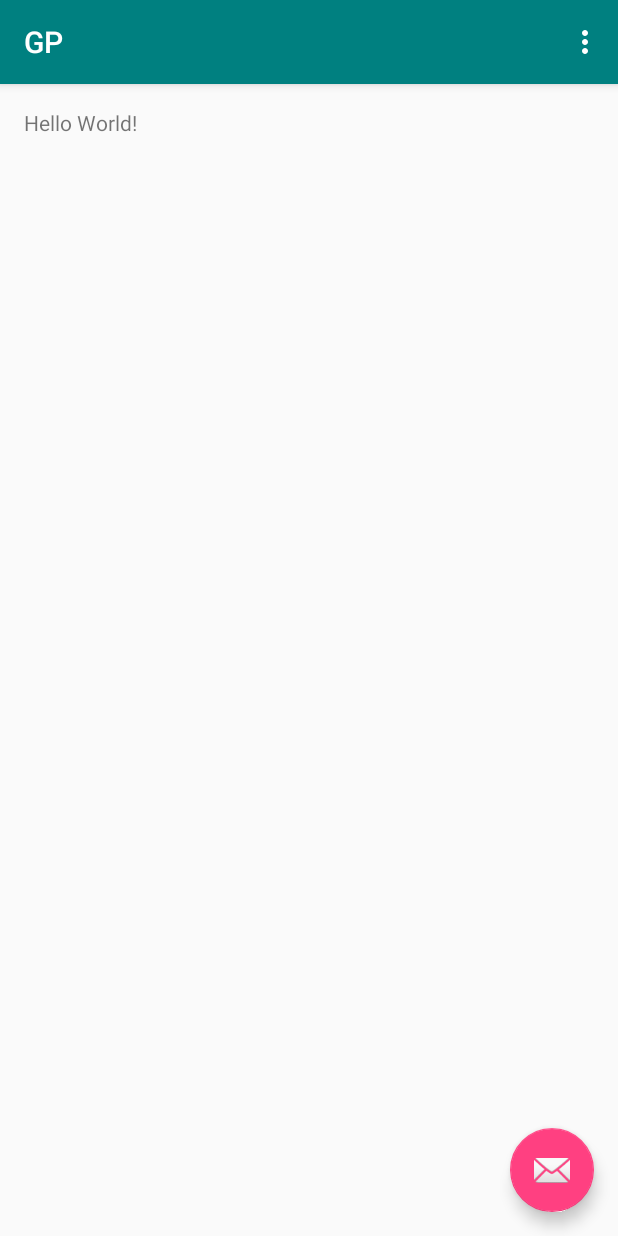
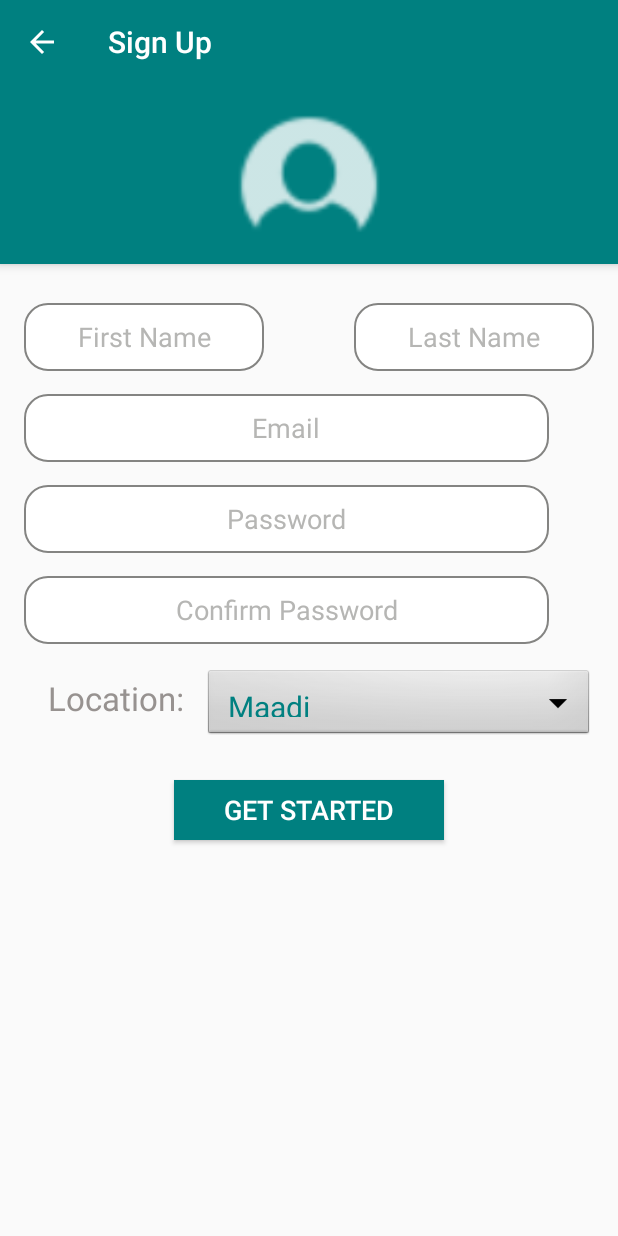
Before and after one commit to nehaalkamal/working-GP-project, an Android app: the screen it shows after launch (MainActivity), on a phone screen of 412 x 824 dp. Run offline under Robolectric (Android 15) with nearby library versions, the light colour scheme and no system bars.

Commit message:
Second version"signUpActivity"
Menna

```diff
--- a/GP2/app/src/main/java/com/example/samsung/gp/MainActivity.java
+++ b/GP2/app/src/main/java/com/example/samsung/gp/MainActivity.java
@@ -1,5 +1,15 @@
 package com.example.samsung.gp;
 
+import android.os.Bundle;
+import android.support.v7.app.AppCompatActivity;
+import android.support.v7.widget.Toolbar;
+import android.view.View;
+import android.widget.ArrayAdapter;
+import android.widget.Button;
+import android.widget.EditText;
+import android.widget.Spinner;
+import java.util.ArrayList;
+import android.app.Activity;
 import android.os.Bundle;
 import android.support.design.widget.FloatingActionButton;
 import android.support.design.widget.Snackbar;
@@ -8,45 +18,72 @@
 import android.view.View;
 import android.view.Menu;
 import android.view.MenuItem;
+import android.widget.Button;
+import android.widget.EditText;
+import android.widget.Spinner;
+import android.widget.AdapterView;
+import android.widget.ArrayAdapter;
+import android.widget.Spinner;
+import android.widget.Toast;
+import android.widget.AdapterView.OnItemSelectedListener;
+
+import com.example.samsung.gp.R;
+
+import java.lang.reflect.Array;
+import java.util.ArrayList;
+
 
 public class MainActivity extends AppCompatActivity {
+
+    private Spinner List;
+    private EditText FirstName;
+    private EditText LastName;
+    private EditText Email;
+    private EditText Password;
+    private EditText ConfirmPassword;
+    private Button StartButton;
 
     @Override
     protected void onCreate(Bundle savedInstanceState) {
         super.onCreate(savedInstanceState);
         setContentView(R.layout.activity_main);
+
         Toolbar toolbar = (Toolbar) findViewById(R.id.toolbar);
         setSupportActionBar(toolbar);
+        getSupportActionBar().setDisplayHomeAsUpEnabled(true);
+        getSupportActionBar().setDisplayShowHomeEnabled(true);
 
-        FloatingActionButton fab = (FloatingActionButton) findViewById(R.id.fab);
-        fab.setOnClickListener(new View.OnClickListener() {
+        getSupportActionBar().setTitle("Sign Up");
+
+        List = (Spinner) findViewById(R.id.spinner1);
+        FirstName=(EditText) findViewById(R.id.txtname);
+        LastName=(EditText) findViewById(R.id.txtlastname);
+        Email=(EditText) findViewById(R.id.txtemail);
+        Password=(EditText) findViewById(R.id.txtpassword);
+        ConfirmPassword=(EditText) findViewById(R.id.txtpassword2);
+        StartButton=(Button) findViewById(R.id.startbutton);
+
+        ArrayAdapter<String> adapter;
+        ArrayList<String> list = new ArrayList<String>();
+        list.add("Maadi");
+        list.add("Nasr City");
+        list.add("Shoubra");
+        list.add("Helwan");
+        list.add("Heliopolis");
+        adapter = new ArrayAdapter<String>(this, R.layout.spinner_item,
+                R.id.txtSpinner_item, list);
+        adapter.setDropDownViewResource(R.layout.spinner_item);
+        List.setAdapter(adapter);
+
+
+        StartButton.setOnClickListener(new View.OnClickListener() {
             @Override
-            public void onClick(View view) {
-                Snackbar.make(view, "Replace with your own action", Snackbar.LENGTH_LONG)
-                        .setAction("Action", null).show();
+            public void onClick(View v) {
+
             }
         });
+
     }
 
-    @Override
-    public boolean onCreateOptionsMenu(Menu menu) {
-        // Inflate the menu; this adds items to the action bar if it is present.
-        getMenuInflater().inflate(R.menu.menu_main, menu);
-        return true;
-    }
 
-    @Override
-    public boolean onOptionsItemSelected(MenuItem item) {
-        // Handle action bar item clicks here. The action bar will
-        // automatically handle clicks on the Home/Up button, so long
-        // as you specify a parent activity in AndroidManifest.xml.
-        int id = item.getItemId();
-
-        //noinspection SimplifiableIfStatement
-        if (id == R.id.action_settings) {
-            return true;
-        }
-
-        return super.onOptionsItemSelected(item);
-    }
 }
--- /dev/null
+++ b/GP2/app/src/main/res/drawable/rounded_edittext.xml
@@ -0,0 +1,13 @@
+<?xml version="1.0" encoding="utf-8"?>
+<shape xmlns:android="http://schemas.android.com/apk/res/android"
+    android:shape="rectangle" android:padding="10dp" >
+    <solid android:color="#ffffff" />
+    <corners
+        android:bottomRightRadius="15dp"
+        android:bottomLeftRadius="15dp"
+        android:topLeftRadius="15dp"
+        android:topRightRadius="15dp"
+
+        />
+    <stroke android:width="1dip" android:color="#848482"/>
+</shape>
--- a/GP2/app/src/main/res/layout/activity_main.xml
+++ b/GP2/app/src/main/res/layout/activity_main.xml
@@ -11,16 +11,55 @@
 
         <android.support.v7.widget.Toolbar android:id="@+id/toolbar"
             android:layout_width="match_parent" android:layout_height="?attr/actionBarSize"
-            android:background="?attr/colorPrimary"
-         app:popupTheme="@style/AppTheme.PopupOverlay" />
+            android:background="?attr/colorPrimary" app:popupTheme="@style/AppTheme.PopupOverlay"
+
+
+
+
+
+            />
+
+
+
+        <!--
+                <include
+                    android:id="@+id/tool_bar"
+                    layout="@layout/too_bar"
+                    ></include>-->
+
+        <RelativeLayout
+            android:layout_width="fill_parent"
+            android:layout_height="120dp"
+            android:layout_alignParentTop="true"
+            android:background="#008080"
+            android:orientation="horizontal" >
+
+
+
+            <ImageView
+                android:layout_width="120dp"
+                android:layout_height="140dp"
+
+
+                android:layout_gravity="center_horizontal|center_vertical"
+                android:id="@+id/imageView"
+                android:src="@drawable/ic_action_name"
+
+
+                android:layout_weight="0.7"
+                android:layout_alignParentTop="true"
+                android:layout_centerHorizontal="true" />
+
+
+
+
+        </RelativeLayout>
+
 
     </android.support.design.widget.AppBarLayout>
 
     <include layout="@layout/content_main" />
 
-    <android.support.design.widget.FloatingActionButton android:id="@+id/fab"
-        android:layout_width="wrap_content" android:layout_height="wrap_content"
-        android:layout_gravity="bottom|end" android:layout_margin="@dimen/fab_margin"
-        android:src="@android:drawable/ic_dialog_email" />
+
 
 </android.support.design.widget.CoordinatorLayout>
--- a/GP2/app/src/main/res/layout/content_main.xml
+++ b/GP2/app/src/main/res/layout/content_main.xml
@@ -9,6 +9,107 @@
     app:layout_behavior="@string/appbar_scrolling_view_behavior"
     tools:showIn="@layout/activity_main" tools:context=".MainActivity">
 
-    <TextView android:text="Hello World!" android:layout_width="wrap_content"
-        android:layout_height="wrap_content" />
+    <TextView android:text="" android:layout_width="wrap_content"
+        android:layout_height="wrap_content"
+        android:id="@+id/textView2" />
+
+    <EditText
+        android:layout_width="160dp"
+        android:layout_height="45dp"
+        android:hint="First Name"
+        android:textColorHint="#B6B6B4"
+        android:textAlignment="center"
+        android:id="@+id/txtname"
+        android:background="@drawable/rounded_edittext"
+        android:layout_marginTop="10dp"
+        />
+    <EditText
+        android:id="@+id/txtlastname"
+        android:layout_width="160dp"
+        android:layout_height="45dp"
+        android:hint="Last Name"
+        android:textColorHint="#B6B6B4"
+        android:textAlignment="center"
+        android:layout_alignTop="@+id/txtname"
+        android:layout_alignParentRight="true"
+        android:layout_alignParentEnd="true"
+        android:background="@drawable/rounded_edittext" />
+    <EditText
+        android:layout_width="350dp"
+        android:layout_height="45dp"
+        android:hint="Email"
+        android:textColorHint="#B6B6B4"
+        android:textAlignment="center"
+        android:id="@+id/txtemail"
+        android:background="@drawable/rounded_edittext"
+        android:inputType="textEmailAddress"
+        android:layout_below="@+id/txtname"
+        android:layout_toRightOf="@+id/textView2"
+        android:layout_toEndOf="@+id/textView2"
+        android:layout_marginTop="15dp" />
+    <EditText
+        android:layout_width="350dp"
+        android:layout_height="45dp"
+        android:hint="Password"
+        android:inputType="textPassword"
+        android:textColorHint="#B6B6B4"
+        android:textAlignment="center"
+        android:id="@+id/txtpassword"
+        android:background="@drawable/rounded_edittext"
+        android:layout_below="@+id/txtemail"
+        android:layout_toRightOf="@+id/textView2"
+        android:layout_toEndOf="@+id/textView2"
+        android:layout_marginTop="15dp" />
+    <EditText
+        android:layout_width="350dp"
+        android:layout_height="45dp"
+        android:hint="Confirm Password"
+        android:textColorHint="#B6B6B4"
+        android:inputType="textPassword"
+        android:textAlignment="center"
+        android:background="@drawable/rounded_edittext"
+        android:id="@+id/txtpassword2"
+        android:layout_below="@+id/txtpassword"
+        android:layout_marginTop="15dp"
+        />
+
+    <Spinner
+        android:id="@+id/spinner1"
+        android:layout_width="300dp"
+        android:layout_height="50dp"
+        android:background="@android:drawable/btn_dropdown"
+        android:spinnerMode="dropdown"
+        android:layout_below="@+id/txtpassword2"
+        android:layout_marginTop="15dp"
+        android:prompt="@string/spinner_title"
+        android:layout_alignParentRight="true"
+        android:layout_toEndOf="@+id/txtlocation"
+        android:layout_toRightOf="@+id/txtlocation" />
+
+    <TextView
+        android:layout_width="120dp"
+        android:layout_height="50dp"
+        android:paddingTop="6dp"
+        android:text="   Location:"
+        android:textSize="22dp"
+        android:textColor="#979290"
+        android:id="@+id/txtlocation"
+        android:layout_alignTop="@+id/spinner1"
+        android:layout_alignParentLeft="true"
+        android:layout_alignParentStart="true" />
+
+    <Button
+        android:layout_width="180dp"
+        android:layout_height="40dp"
+        android:background="#008080"
+        android:text="Get Started"
+        android:textSize="18dp"
+        android:textColor="#ffffff"
+        android:id="@+id/startbutton"
+        android:layout_marginTop="25dp"
+        android:layout_below="@+id/spinner1"
+        android:layout_centerHorizontal="true" />
+
+
+
 </RelativeLayout>
--- /dev/null
+++ b/GP2/app/src/main/res/layout/spinner_item.xml
@@ -0,0 +1,18 @@
+<?xml version="1.0" encoding="utf-8"?>
+<LinearLayout xmlns:android="http://schemas.android.com/apk/res/android"
+    android:orientation="vertical" android:layout_width="match_parent"
+    android:layout_height="match_parent">
+
+    <TextView
+        android:layout_width="match_parent"
+        android:id="@+id/txtSpinner_item"
+        android:layout_height="wrap_content"
+        android:textSize="20sp"
+        android:gravity="left"
+        android:textColor="#008080"
+        android:padding="5dip"
+
+
+        />
+
+</LinearLayout>
--- a/GP2/app/src/main/res/values/colors.xml
+++ b/GP2/app/src/main/res/values/colors.xml
@@ -2,7 +2,7 @@
 <resources>
     <color name="colorPrimary">#008080</color>
     <color name="colorPrimaryDark">#008080</color>
-    <color name="colorAccent">#FF4081</color>
+    <color name="colorAccent">#008080</color>
     <color name="accent_material_light_1">#008080</color>
     <color name="primary_material_light">#008080</color>
 </resources>
--- a/GP2/app/src/main/res/values/strings.xml
+++ b/GP2/app/src/main/res/values/strings.xml
@@ -5,4 +5,5 @@
     <string name="prompt_password">Password</string>
     <string name="action_sign_in">Go</string>
     <string name="action_sign_in_short">Sign in</string>
+    <string name="spinner_title">Locations</string>
 </resources>
```
Also changed, not shown: GP2/app/src/main/res/drawable/ic_action_name.png (added).
